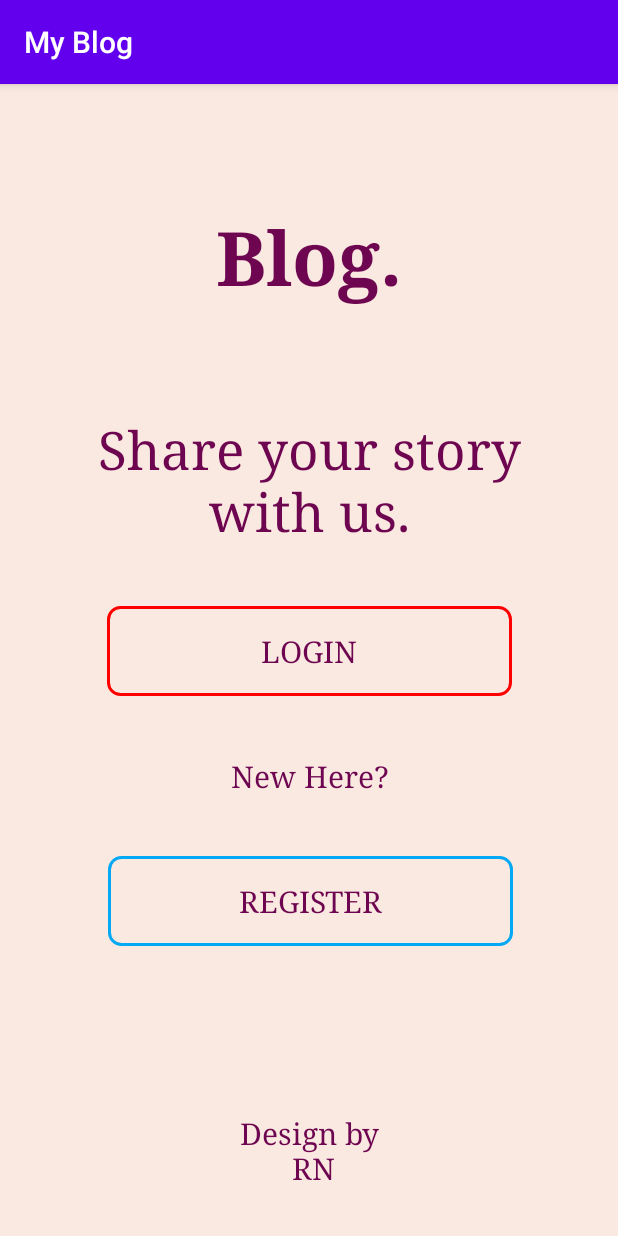
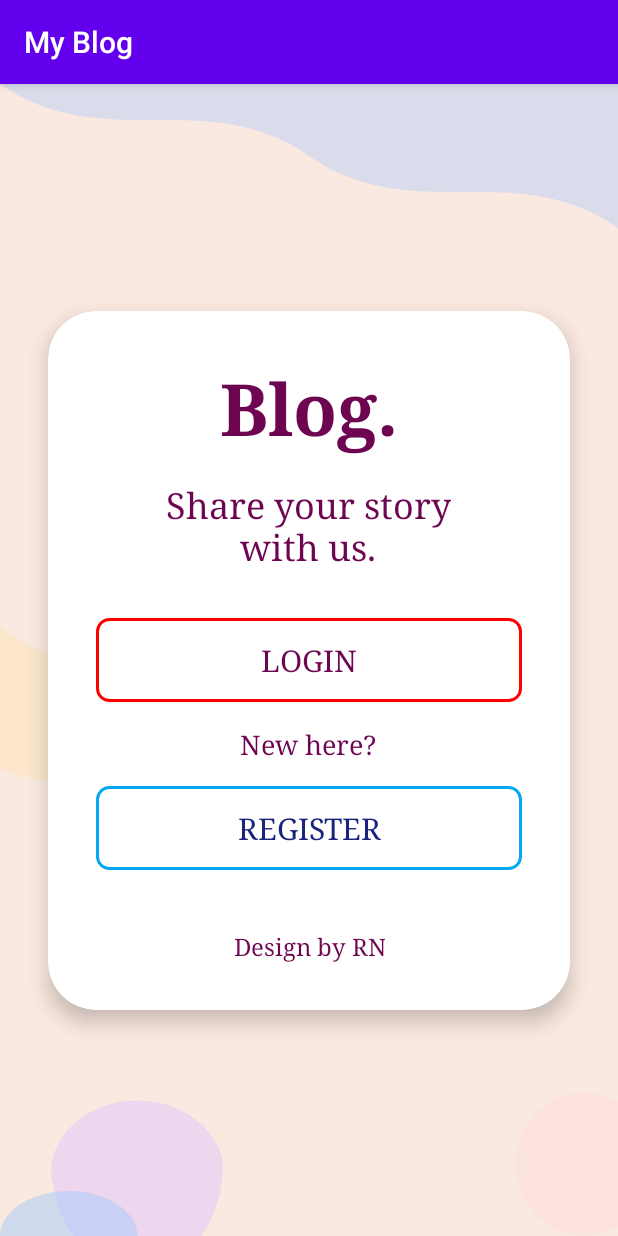
Before and after one commit to Riyasagar09/blog, an Android app: the screen it shows after launch (WelcomeActivity), on a phone screen of 412 x 824 dp. Run offline under Robolectric (Android 15) with nearby library versions, the light colour scheme and no system bars; Roboto replaces fonts that are not available here.

Commit message:
interface updated

```diff
--- /dev/null
+++ b/app/src/main/res/drawable/bg_abstract_shapes.xml
@@ -0,0 +1,36 @@
+<?xml version="1.0" encoding="utf-8"?>
+<vector xmlns:android="http://schemas.android.com/apk/res/android"
+    android:width="360dp"
+    android:height="640dp"
+    android:viewportWidth="360"
+    android:viewportHeight="640"
+
+    >
+    <!-- Solid background color -->
+    <path
+        android:fillColor="#fae9e0"
+        android:pathData="M0,0h360v640h-360z"/>
+    <path
+        android:fillColor="#e0c3fc"
+        android:fillAlpha="0.5"
+        android:pathData="M30,600a50,60 0 1,0 100,0a50,40 0 1,0 -100,10"/>
+    <path
+        android:fillColor="#8ec5fc"
+        android:fillAlpha="0.4"
+        android:pathData="M0,640a40,25 0 1,0 80,0a40,25 0 1,0 -80,0"/>
+
+    <!-- New shapes for richer look -->
+    <path
+        android:fillColor="#ffd6e0"
+        android:fillAlpha="0.35"
+        android:pathData="M300,600a40,40 0 1,0 80,0a40,40 0 1,0 -80,0"/>
+
+    <path
+        android:fillColor="#ffe29f"
+        android:fillAlpha="0.3"
+        android:pathData="M0,300c30,30 60,10 80,40c20,30 -40,60 -80,40z"/>
+    <path
+        android:fillColor="#a0c4ff"
+        android:fillAlpha="0.35"
+        android:pathData="M00,0c60,40 120,0 180,40c60,40 120,0 180,40v-80h-360z"/>
+</vector>
--- a/app/src/main/res/layout/activity_blog_detail.xml
+++ b/app/src/main/res/layout/activity_blog_detail.xml
@@ -3,7 +3,7 @@
     android:layout_width="match_parent"
     android:layout_height="match_parent"
     android:padding="16dp"
-    android:background="@color/background">
+    android:background="@drawable/bg_abstract_shapes">
 
     <LinearLayout
         android:orientation="vertical"
--- a/app/src/main/res/layout/activity_read_blog.xml
+++ b/app/src/main/res/layout/activity_read_blog.xml
@@ -3,7 +3,7 @@
     android:layout_width="match_parent"
     android:layout_height="match_parent"
         android:orientation="vertical"
-    android:background="@color/background">
+    android:background="@drawable/bg_abstract_shapes">
 
         <TextView
             android:layout_width="match_parent"
--- a/app/src/main/res/layout/activity_trending_news.xml
+++ b/app/src/main/res/layout/activity_trending_news.xml
@@ -3,7 +3,7 @@
     android:layout_width="match_parent"
     android:layout_height="match_parent"
     android:orientation="vertical"
-    android:background="@color/background">
+    android:background="@drawable/bg_abstract_shapes">
 
     <TextView
         android:layout_width="match_parent"
--- a/app/src/main/res/layout/activity_welcome.xml
+++ b/app/src/main/res/layout/activity_welcome.xml
@@ -4,113 +4,99 @@
     xmlns:tools="http://schemas.android.com/tools"
     android:layout_width="match_parent"
     android:layout_height="match_parent"
-
-    android:background="#fae9e0"
+    android:background="@drawable/bg_abstract_shapes"
     tools:context="WelcomeActivity">
 
+    <!-- Abstract pastel background can be improved with a drawable, for now use solid color -->
+
+    <androidx.cardview.widget.CardView
+        android:id="@+id/cardView"
+        android:layout_width="0dp"
+        android:layout_height="wrap_content"
+        app:cardCornerRadius="32dp"
+        app:cardElevation="8dp"
+        android:layout_margin="32dp"
+        android:background="@android:color/white"
+        app:layout_constraintTop_toTopOf="parent"
+        app:layout_constraintBottom_toBottomOf="parent"
+        app:layout_constraintStart_toStartOf="parent"
+        app:layout_constraintEnd_toEndOf="parent">
+
+        <LinearLayout
+            android:layout_width="match_parent"
+            android:layout_height="wrap_content"
+            android:orientation="vertical"
+            android:padding="32dp"
+            android:gravity="center_horizontal">
 
             <TextView
-        android:id="@+id/textView6"
+                android:id="@+id/tvTitle"
                 android:layout_width="wrap_content"
                 android:layout_height="wrap_content"
-        android:layout_marginBottom="32dp"
+                android:text="Blog."
+                android:textSize="48sp"
+                android:textStyle="bold"
+                android:textColor="#6E0550"
                 android:fontFamily="serif"
-        android:text="Design by\n RN"
-        android:textAlignment="center"
-
-
-        android:textColor="#6E0550"
-        android:textSize="20sp"
-        app:layout_constraintBottom_toBottomOf="parent"
-        app:layout_constraintEnd_toEndOf="parent"
-        app:layout_constraintStart_toStartOf="parent" />
-
-    <ImageView
-        android:id="@+id/imageView2"
-        android:layout_width="match_parent"
-        android:layout_height="match_parent"
-        android:alpha="0.1"
-        android:scaleType="centerCrop"
-        app:layout_constraintBottom_toBottomOf="parent"
-        app:layout_constraintEnd_toEndOf="parent"
-        app:layout_constraintHorizontal_bias="0.0"
-        app:layout_constraintStart_toStartOf="parent"
-        app:layout_constraintTop_toTopOf="parent"
-        app:layout_constraintVertical_bias="0.0"
-
-        />
+                android:layout_marginBottom="16dp"/>
 
             <TextView
-        android:id="@+id/textView3"
+                android:id="@+id/tvSubtitle"
                 android:layout_width="wrap_content"
                 android:layout_height="wrap_content"
-        android:layout_marginTop="10dp"
+                android:text="Share your story\nwith us."
+                android:textSize="24sp"
+                android:textColor="#6E0550"
                 android:fontFamily="serif"
-        android:text="Blog."
-        android:textStyle="bold"
-        android:textColor="#6E0550"
-        android:textSize="50sp"
-        app:layout_constraintBottom_toTopOf="@+id/textView4"
-        app:layout_constraintEnd_toEndOf="@+id/imageView2"
-        app:layout_constraintStart_toStartOf="parent"
-        app:layout_constraintTop_toTopOf="parent" />
-
-    <TextView
-        android:id="@+id/textView4"
-        android:layout_width="wrap_content"
-        android:layout_height="wrap_content"
-        android:layout_marginTop="220dp"
-        android:fontFamily="serif"
-        android:text="Share your story\n with us. "
                 android:textAlignment="center"
-
-        android:textColor="#6E0550"
-        android:textSize="35sp"
-        app:barrierMargin="31dp"
-        app:layout_constraintEnd_toEndOf="@+id/textView3"
-        app:layout_constraintStart_toStartOf="@+id/textView3"
-        app:layout_constraintTop_toTopOf="@+id/imageView2" />
+                android:gravity="center"
+                android:layout_marginBottom="32dp"/>
 
             <Button
                 android:id="@+id/button"
-        android:layout_width="270dp"
-        android:layout_height="60dp"
-        android:layout_marginTop="40dp"
-        android:text="Login"
+                android:layout_width="match_parent"
+                android:layout_height="56dp"
+                android:text="LOGIN"
+                android:textAllCaps="false"
+                android:textColor="#6E0550"
+                android:textSize="20sp"
                 android:fontFamily="serif"
-        android:textSize="20sp"
-        android:textColor="#6E0550"
                 android:background="@drawable/button_border_red"
-        app:layout_constraintEnd_toEndOf="@+id/textView4"
-        app:layout_constraintStart_toStartOf="@+id/textView4"
-        app:layout_constraintTop_toBottomOf="@+id/textView4" />
+                android:layout_marginBottom="16dp"/>
 
             <TextView
-        android:id="@+id/textView5"
+                android:id="@+id/tvNewHere"
                 android:layout_width="wrap_content"
                 android:layout_height="wrap_content"
-        android:layout_marginTop="40dp"
-        android:text="New Here?"
+                android:text="New here?"
                 android:textColor="#6E0550"
+                android:textSize="18sp"
                 android:fontFamily="serif"
-        android:textSize="20sp"
-        app:layout_constraintEnd_toEndOf="@+id/button"
-        app:layout_constraintStart_toStartOf="@+id/button"
-        app:layout_constraintTop_toBottomOf="@+id/button" />
+                android:layout_marginBottom="16dp"/>
 
             <Button
                 android:id="@+id/button2"
-        android:layout_width="270dp"
-        android:layout_height="60dp"
-        android:layout_marginTop="40dp"
+                android:layout_width="match_parent"
+                android:layout_height="56dp"
+                android:text="REGISTER"
+                android:textAllCaps="false"
+                android:textColor="#1a237e"
+                android:textSize="20sp"
+                android:fontFamily="serif"
                 android:background="@drawable/button_border_blue"
-        android:text="Register"
+                android:layout_marginBottom="24dp"/>
+
+            <TextView
+                android:id="@+id/tvFooter"
+                android:layout_width="wrap_content"
+                android:layout_height="wrap_content"
+                android:text="Design by RN"
+                android:textColor="#6E0550"
+                android:textSize="16sp"
                 android:fontFamily="serif"
-        android:textSize="20sp"
-        android:textColor="#6E0550"
-        app:layout_constraintEnd_toEndOf="@+id/textView5"
-        app:layout_constraintStart_toStartOf="@+id/textView5"
-        app:layout_constraintTop_toBottomOf="@+id/textView5" />
-
+                android:textAlignment="center"
+                android:layout_marginTop="16dp"/>
+        </LinearLayout>
+    </androidx.cardview.widget.CardView>
 
 </androidx.constraintlayout.widget.ConstraintLayout>
--- a/app/src/main/res/layout/item_news.xml
+++ b/app/src/main/res/layout/item_news.xml
@@ -5,7 +5,9 @@
     android:layout_height="wrap_content"
     android:layout_margin="8dp"
     app:cardCornerRadius="8dp"
-    app:cardElevation="4dp">
+    app:cardElevation="4dp"
+    android:backgroundTint="#F3F7FA"
+    >
 
     <LinearLayout
         android:layout_width="match_parent"
```
Also changed, not shown: app/src/main/res/layout/activity_login.xml (+42 -61 lines), app/src/main/res/layout/activity_main.xml (+35 -31 lines), app/src/main/res/layout/item_blog.xml (+7 -1 lines). Lines whose indentation alone changed are shown as unchanged.
